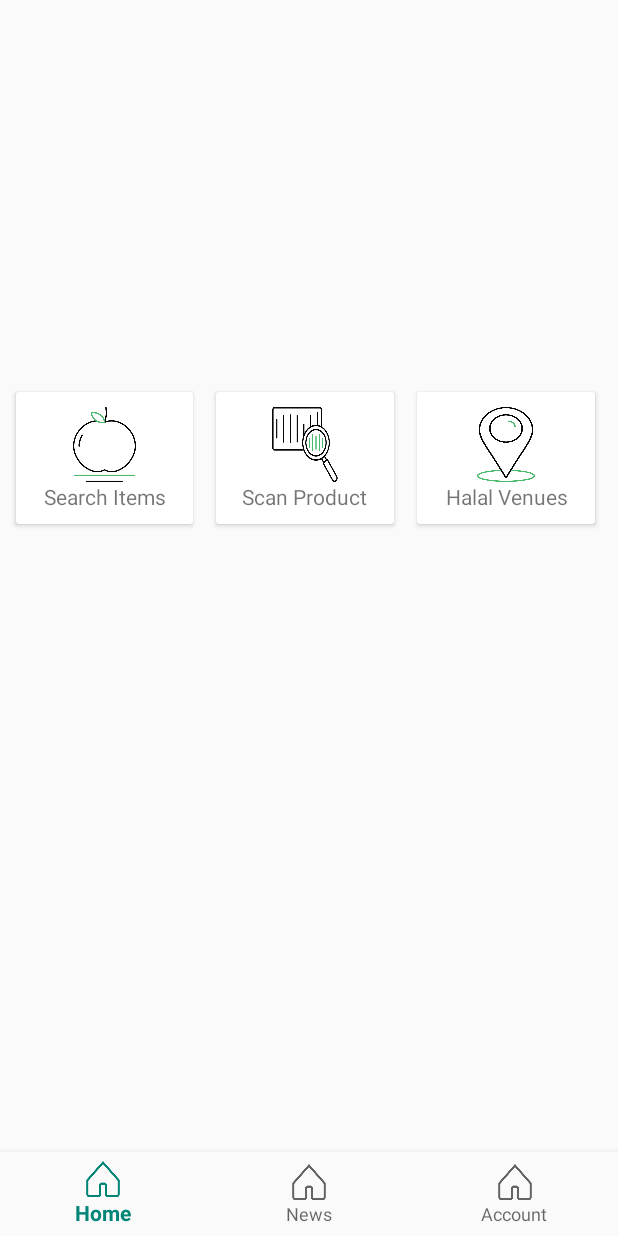
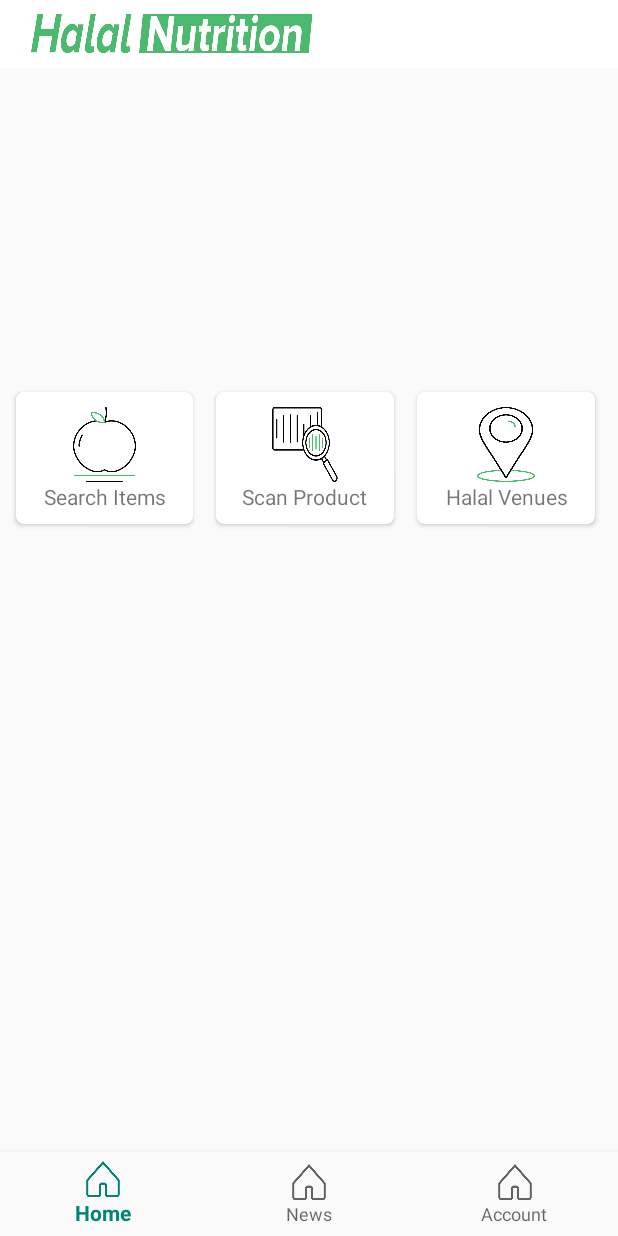
Before and after one commit to farizmpr/skripsi_purnomo, an Android app: the layout activity_main.xml on its own in the app's theme, with its tools: preview values and no code run, on a phone screen of 412 x 824 dp. Run offline under Robolectric (Android 15) with nearby library versions, the phone set to English and light mode, and no system bars.

Commit message:
update adobe xd dan penambahan toolbar di android
android dan adobe xd

```diff
--- a/file fix/HorizontalList/app/build.gradle
+++ b/file fix/HorizontalList/app/build.gradle
@@ -28,4 +28,6 @@ dependencies {
     androidTestImplementation 'com.android.support.test.espresso:espresso-core:3.0.2'
     implementation 'com.android.support:recyclerview-v7:28.+'
     implementation 'com.android.support:cardview-v7:28.0.0'
+    implementation 'com.android.support:design:28.0.0'
+
 }
--- a/file fix/HorizontalList/app/src/main/java/com/example/msi/horizontallist/MainActivity.java
+++ b/file fix/HorizontalList/app/src/main/java/com/example/msi/horizontallist/MainActivity.java
@@ -1,9 +1,13 @@
 package com.example.msi.horizontallist;
 
+import android.graphics.Color;
+import android.graphics.drawable.ColorDrawable;
+import android.support.v7.app.ActionBar;
 import android.support.v7.app.AppCompatActivity;
 import android.os.Bundle;
 import android.support.v7.widget.LinearLayoutManager;
 import android.support.v7.widget.RecyclerView;
+import android.support.v7.widget.Toolbar;
 
 import java.util.ArrayList;
 import java.util.List;
@@ -18,12 +22,15 @@ public class MainActivity extends AppCompatActivity {
         super.onCreate(savedInstanceState);
         setContentView(R.layout.activity_main);
 
+        getSupportActionBar().hide();
+
+
         mList1 = findViewById(R.id.list1);
         appList = new ArrayList<>();
 
-        appList.add(new App(R.drawable.nambah_produk_home_ps,"youtube",80));
+        appList.add(new App(R.drawable.halal_info_news,"youtube",80));
         appList.add(new App(R.drawable.nambah_produk_home_ps,"haha",40));
-        appList.add(new App(R.drawable.nambah_produk_home_ps,"hihi",40));
+        appList.add(new App(R.drawable.slide_berita_ps,"hihi",40));
 
         LinearLayoutManager manager1 = new LinearLayoutManager(this);
         manager1.setOrientation(LinearLayoutManager.HORIZONTAL);
--- a/file fix/HorizontalList/app/src/main/res/layout/activity_main.xml
+++ b/file fix/HorizontalList/app/src/main/res/layout/activity_main.xml
@@ -7,11 +7,21 @@
     tools:context=".MainActivity"
     android:orientation="vertical"
     >
+    <android.support.v7.widget.Toolbar
+        android:layout_width="match_parent"
+        android:layout_height="45dp"
+        android:background="#ffffff">
+        <ImageView
+            android:layout_width="200dp"
+            android:layout_height="40dp"
+            android:src="@drawable/mas_logo"/>
 
+    </android.support.v7.widget.Toolbar>
     <android.support.v7.widget.RecyclerView
         android:id="@+id/list1"
         android:layout_width="match_parent"
-        android:layout_height="wrap_content" />
+        android:layout_height="wrap_content"
+        android:layout_marginTop="42dp"/>
     <LinearLayout
         android:layout_width="match_parent"
         android:layout_height="600dp"
@@ -26,7 +36,7 @@
             android:layout_weight="5"
             app:cardPreventCornerOverlap="false"
             app:contentPadding="10dp"
-            app:cardCornerRadius="2dp"
+            app:cardCornerRadius="5dp"
             app:cardElevation="2dp"
             android:layout_marginRight="10dp"
             android:layout_marginLeft="5dp"
@@ -55,7 +65,7 @@
             android:layout_weight="5"
             app:cardPreventCornerOverlap="false"
             app:contentPadding="10dp"
-            app:cardCornerRadius="2dp"
+            app:cardCornerRadius="5dp"
             app:cardElevation="2dp"
             android:layout_marginRight="10dp"
             android:layout_marginLeft="5dp"
@@ -84,7 +94,7 @@
             android:layout_weight="5"
             app:cardPreventCornerOverlap="false"
             app:contentPadding="10dp"
-            app:cardCornerRadius="2dp"
+            app:cardCornerRadius="5dp"
             app:cardElevation="2dp"
             android:layout_marginRight="10dp"
             android:layout_marginLeft="5dp"
@@ -121,4 +131,6 @@
         android:background="?android:attr/windowBackground"/>
 
 
+
+
 </RelativeLayout>
```
Also changed, not shown: file fix/HorizontalList/app/src/main/res/drawable/mas_logo.png (added), 2 other files.
